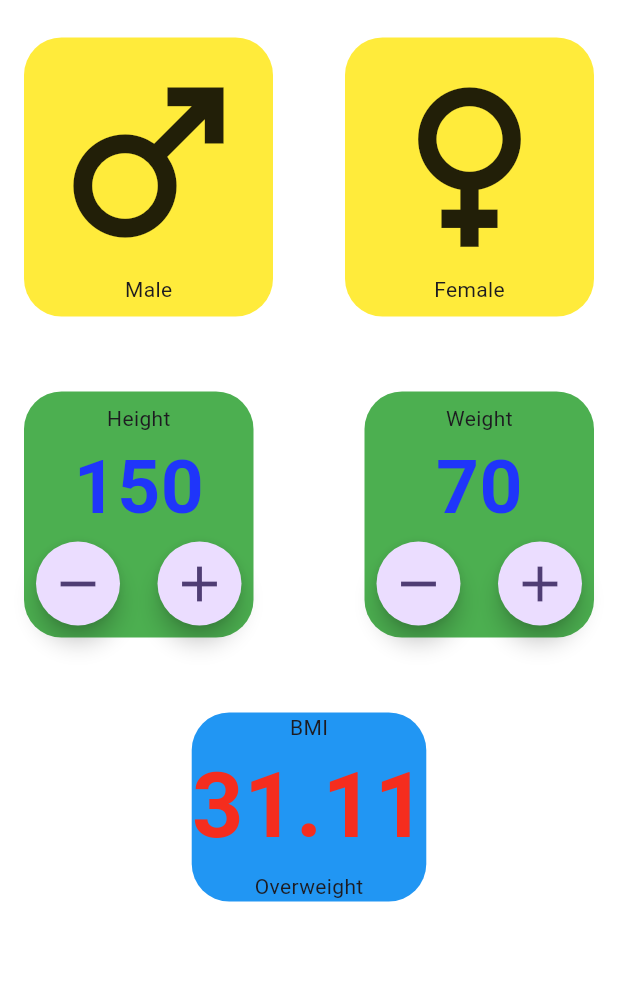
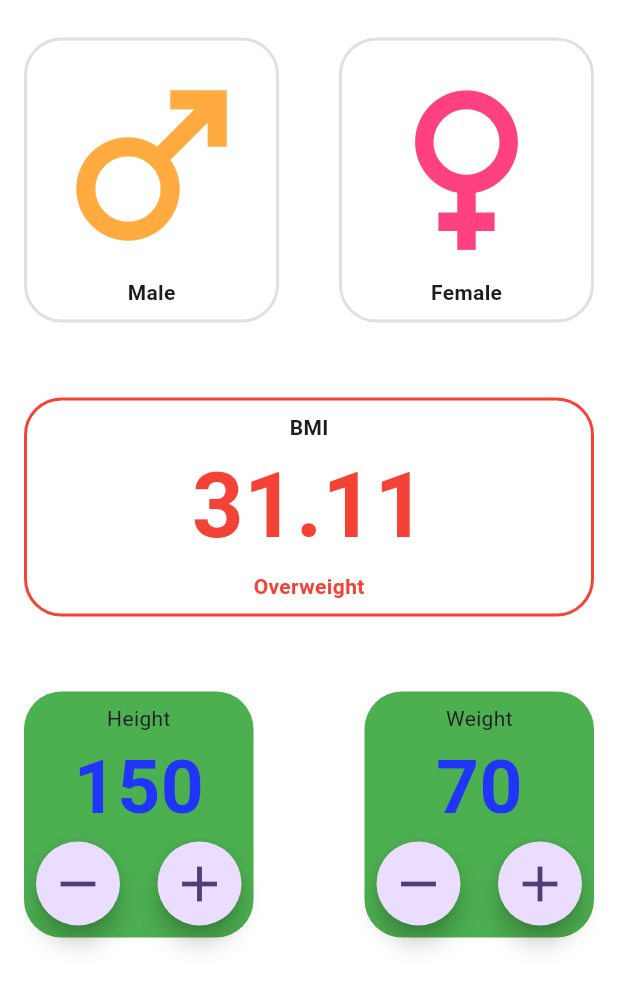
Before and after one commit to malith-kavi/bmicalculator, a Flutter app: the screen it shows after launch, on a phone screen of 412 x 824 dp. Shown: the top 988 px of the screen. Run offline on Flutter 3.47's test engine with Material 3 defaults, Android fonts, the phone set to English and light mode, and no system bars.

Commit message:
Update main_page.dart

```diff
--- a/lib/main_page.dart
+++ b/lib/main_page.dart
@@ -1,3 +1,5 @@
+import 'dart:math';
+
 import 'package:bmicalculator/constants.dart';
 import 'package:flutter/material.dart';
 
@@ -39,15 +41,18 @@ class _MainPageState extends State<MainPage> {
                       },
                       child: Container(
                         decoration: BoxDecoration(
-                          color: gender == 'Male'? Colors.orange: Colors.yellow,
+
+                          border: gender == 'Male'
+                          ? Border.all(color: Colors.black, width: 2)
+                          : Border.all(color: Colors.black12, width: 2),
                           borderRadius: BorderRadius.circular(25)
                         ),
                         child: Padding(
                           padding: EdgeInsets.all(8.0),
                           child: Column(
                             children: [
-                              Icon(Icons.male, size: 150,),
-                              Text("Male"),
+                              Icon(Icons.male, size: 150,color: Colors.orangeAccent,),
+                              Text("Male",style: TextStyle(fontWeight: FontWeight.w600),),
                             ],
                           ),
                         ),
@@ -62,21 +67,61 @@ class _MainPageState extends State<MainPage> {
                       },
                       child: Container(
                         decoration: BoxDecoration(
-                          color: gender == 'Female'? Colors.orange: Colors.yellow,
+                          border: gender == 'Female'
+                          ? Border.all(color: Colors.black,width: 2)
+                          : Border.all(color: Colors.black12,width: 2),
                           borderRadius: BorderRadius.circular(25)
                         ),
                         child: Padding(
                           padding: EdgeInsets.all(8.0),
                           child: Column(
                             children: [
-                              Icon(Icons.female, size: 150,),
-                              Text("Female"),
+                              Icon(Icons.female, size: 150,color: Colors.pinkAccent,),
+                              Text("Female", style: TextStyle(fontWeight: FontWeight.w600),),
                             ],
                           ),
                         ),
                       ),
                     )
                   ],
+                ),
+                const SizedBox(height: 50,),
+                Container(
+                  decoration: BoxDecoration(
+                    border: Border.all(color:bmi >= 25
+                        ?Colors.red:
+                        bmi < 18.5
+                        ?Colors.orange
+                        :Colors.green,width: 2),
+                    borderRadius: BorderRadius.circular(25),
+                  ),
+                  child: Padding(
+                    padding: const EdgeInsets.all(8.0),
+                    child: Column(
+                      children: [
+                        const Text("BMI", style: TextStyle(fontWeight: FontWeight.w600),),
+                        Row(
+                          children: [
+                            Spacer(),
+                            Text(bmi.toStringAsFixed(2),
+                            style: kInputLabelColor.copyWith(color: bmi >= 25
+                            ? Colors.red :
+                            bmi < 18.5
+                            ?Colors.orange
+                            :Colors.green, fontSize: 60),
+                            ),
+                            Spacer(),
+                          ],
+                        ),
+                        Text(getResult(bmi),style: TextStyle(fontWeight: FontWeight.w600,color: bmi >= 25
+                        ?Colors.red:
+                        bmi < 18.5
+                        ?Colors.orange
+                        :Colors.green),)
+
+                      ],
+                    ),
+                  ),
                 ),
                 const SizedBox(height: 50,),
                 Row(
@@ -176,23 +221,6 @@ class _MainPageState extends State<MainPage> {
                     ),
                   ],
                 ),
-                const SizedBox(height: 50,),
-                Container(
-                  decoration: BoxDecoration(
-                    color: Colors.blue,
-                    borderRadius: BorderRadius.circular(25),
-                  ),
-                  child: Column(
-                    children: [
-                      const Text("BMI"),
-                      Text(bmi.toStringAsFixed(2),
-                      style: kInputLabelColor.copyWith(color: kTextColorR, fontSize: 60),
-                      ),
-                      Text(getResult(bmi))
-
-                    ],
-                  ),
-                )
               ],
             ),
           ),
```
